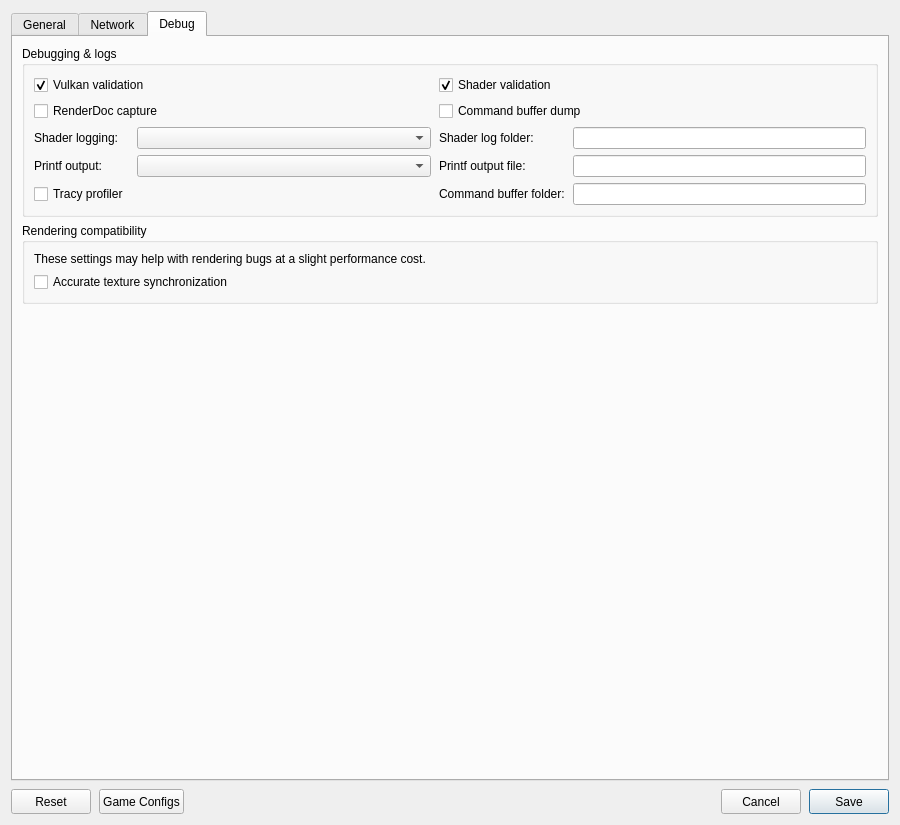
Qt form src/launcher/forms/configuration_edit_dialog.ui (TheCruZ/KytyPS5-GTA) before a commit.
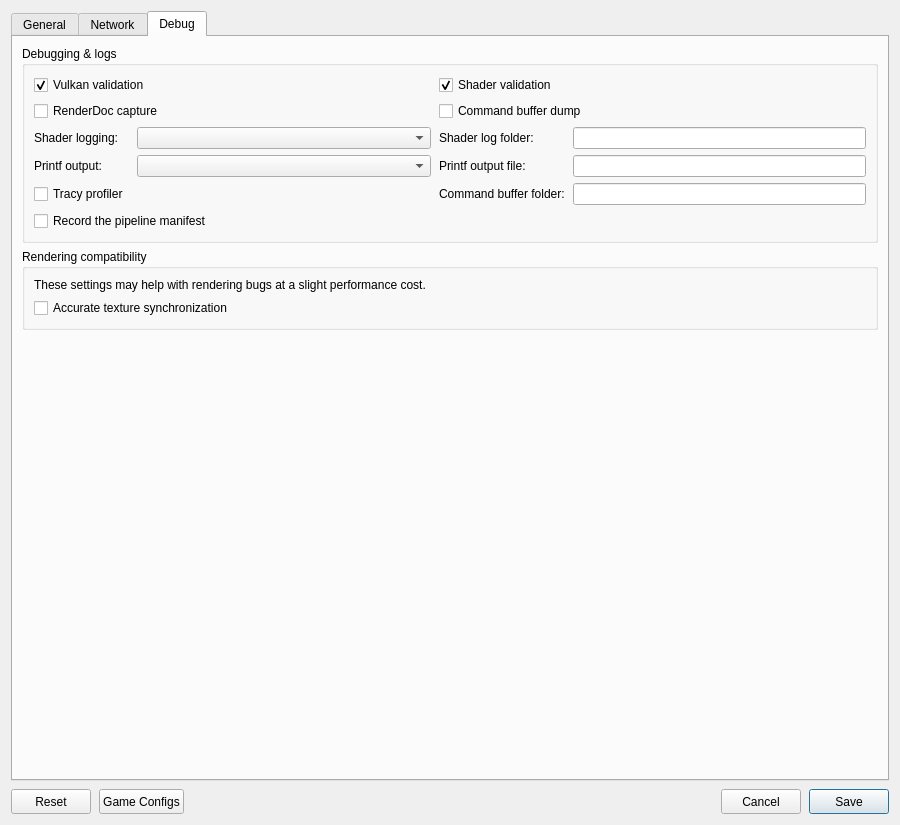
The same form after that commit. The open tabs and pages were chosen to show the change. Custom widgets are drawn as their Qt base class.

Commit message: pipeline: create the modules and pipelines of a per-title manifest at boot

Patch:
```diff
--- a/src/launcher/forms/configuration_edit_dialog.ui
+++ b/src/launcher/forms/configuration_edit_dialog.ui
@@ -533,6 +533,12 @@
             <property name="clearButtonEnabled"><bool>true</bool></property>
            </widget>
           </item>
+          <item row="5" column="0" colspan="2">
+           <widget class="QCheckBox" name="checkBox_record_pipeline_manifest">
+            <property name="toolTip"><string>Add the shaders and pipelines this session compiles to the game's pipeline manifest (_PipelineCache), which later cold starts compile while the game loads.</string></property>
+            <property name="text"><string>Record the pipeline manifest</string></property>
+           </widget>
+          </item>
          </layout>
         </widget>
        </item>
```
The commit also changes 14 other files.
